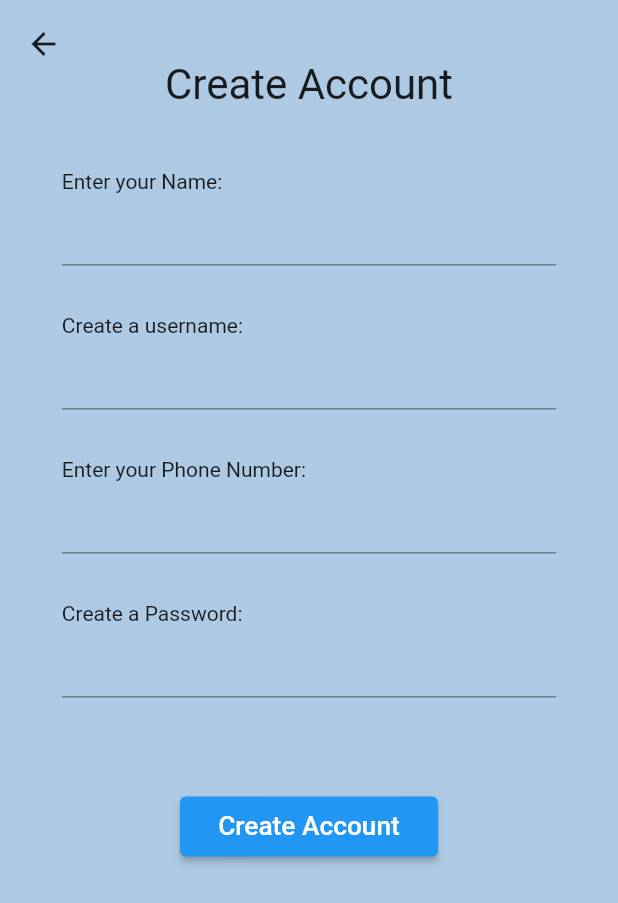
After one commit to AnnieTranHope24/Walkie-Talkie, a Flutter app: the screen it shows after launch, after a tap on "Create Account", on a phone screen of 412 x 824 dp. The commit adds this screen. Shown: the top 903 px of the screen. Run offline on Flutter 3.47's test engine with Material 2 defaults, Android fonts, the phone set to English and light mode, and no system bars; missing offline and left inert: stomp_dart_client; network calls fail.

Commit message:
sign in/sign up pages

```diff
--- /dev/null
+++ b/client/lib/CreateAccount.dart
@@ -0,0 +1,217 @@
+import 'package:flutter/material.dart';
+import 'package:flutter/services.dart';
+
+class CreateAccountPageFormState extends State<CreateAccountPageForm> {
+  final _phoneNumberForm = GlobalKey<FormState>();
+  final _nameForm = GlobalKey<FormState>();
+  final _usernameForm = GlobalKey<FormState>();
+  final _passwordForm = GlobalKey<FormState>();
+
+  @override
+  Widget build(BuildContext context) {
+    return Scaffold(
+      body: Stack(
+        children: [
+          Positioned(
+            top: 5,
+            left: 5,
+            child: IconButton(
+              onPressed: () => {Navigator.pop(context)},
+              icon: const Icon(Icons.arrow_back),
+              splashRadius: 25,
+            ),
+          ),
+          Center(
+            child: FractionallySizedBox(
+              widthFactor: 0.8,
+              child: Column(
+                children: [
+                  const Padding(
+                    padding: EdgeInsets.all(20),
+                  ),
+                  const Text(
+                    "Create Account",
+                    textScaleFactor: 2,
+                  ),
+                  const Padding(
+                    padding: EdgeInsets.all(20),
+                  ),
+                  Form(
+                    key: _nameForm,
+                    child: Column(
+                      crossAxisAlignment: CrossAxisAlignment.start,
+                      children: [
+                        const Text("Enter your Name:"),
+                        TextFormField(
+                          decoration: const InputDecoration(
+                            contentPadding: EdgeInsets.symmetric(
+                              vertical: 10.0,
+                              horizontal: 10.0,
+                            ),
+                            helperText: " ",
+                          ),
+                          validator: (value) {
+                            if (value == null || value.isEmpty) {
+                              return 'Please enter your name';
+                            }
+                            if (RegExp(r'^[a-zA-Z\s]+$').hasMatch(value)) {
+                              return null;
+                            }
+                            return "Names may not be anything other than spaces and alphabetic characters";
+                          },
+                        )
+                      ],
+                    ),
+                  ),
+                  const Padding(
+                    padding: EdgeInsets.all(5),
+                  ),
+                  Form(
+                    key: _usernameForm,
+                    child: Column(
+                      crossAxisAlignment: CrossAxisAlignment.start,
+                      children: [
+                        const Text("Create a username:"),
+                        TextFormField(
+                          decoration: const InputDecoration(
+                            contentPadding: EdgeInsets.symmetric(
+                              vertical: 10.0,
+                              horizontal: 10.0,
+                            ),
+                            helperText: " ",
+                          ),
+                          validator: (value) {
+                            if (value == null || value.isEmpty) {
+                              return 'Please enter a username';
+                            }
+                            if (RegExp(r'^[\w\s_\-0-9]+$').hasMatch(value)) {
+                              return null;
+                            }
+                            return "Usernames may include alphabetical characters, underscores '_', hyphens '-', or numerical characters";
+                          },
+                        )
+                      ],
+                    ),
+                  ),
+                  const Padding(
+                    padding: EdgeInsets.all(5),
+                  ),
+                  Form(
+                    key: _phoneNumberForm,
+                    child: Column(
+                      crossAxisAlignment: CrossAxisAlignment.start,
+                      children: [
+                        const Text("Enter your Phone Number:"),
+                        TextFormField(
+                          decoration: const InputDecoration(
+                            contentPadding: EdgeInsets.symmetric(
+                              vertical: 10.0,
+                              horizontal: 10.0,
+                            ),
+                            helperText: " ",
+                          ),
+                          validator: (value) {
+                            if (value == null ||
+                                value
+                                    .isEmpty) // matches any character that is not a number
+                            {
+                              return 'Please enter a phone number';
+                            }
+
+                            if (!RegExp(r'\d{10}').hasMatch(value)) {
+                              return "Invalid phone number format";
+                            }
+
+                            return null;
+                          },
+                          inputFormatters: [
+                            FilteringTextInputFormatter.digitsOnly
+                          ],
+                        )
+                      ],
+                    ),
+                  ),
+                  const Padding(
+                    padding: EdgeInsets.all(5),
+                  ),
+                  Form(
+                    key: _passwordForm,
+                    child: Column(
+                      crossAxisAlignment: CrossAxisAlignment.start,
+                      children: [
+                        const Text("Create a Password:"),
+                        TextFormField(
+                          decoration: const InputDecoration(
+                            contentPadding: EdgeInsets.symmetric(
+                              vertical: 10.0,
+                              horizontal: 10.0,
+                            ),
+                            helperText: " ",
+                          ),
+                          validator: (value) {
+                            if (value == null ||
+                                value
+                                    .isEmpty) // matches any character that is not a number
+                            {
+                              return 'Please enter a password';
+                            }
+
+                            if (value.length < 8) {
+                              return "Your password must be at least 8 characters";
+                            }
+
+                            if (!RegExp(r'[A-Z]').hasMatch(value)) {
+                              return "Your password must contain an uppercase character";
+                            }
+
+                            return null;
+                          },
+                        )
+                      ],
+                    ),
+                  ),
+                  const Padding(padding: EdgeInsets.all(20)),
+                  ElevatedButton(
+                    onPressed: () {
+                      _nameForm.currentState!.validate();
+                      _usernameForm.currentState!.validate();
+                      _phoneNumberForm.currentState!.validate();
+                      _passwordForm.currentState!.validate();
+                    },
+                    child: const SizedBox(
+                      width: 140,
+                      height: 40,
+                      child: Center(
+                        child: Text(
+                          'Create Account',
+                          textScaleFactor: 1.25,
+                        ),
+                      ),
+                    ),
+                  ),
+                ],
+              ),
+            ),
+          ),
+        ],
+      ),
+    );
+  }
+}
+
+class CreateAccountPageForm extends StatefulWidget {
+  const CreateAccountPageForm({super.key});
+
+  @override
+  State<CreateAccountPageForm> createState() {
+    return CreateAccountPageFormState();
+  }
+}
+
+class CreateAccountPage extends StatelessWidget {
+  const CreateAccountPage({super.key});
+  @override
+  Widget build(BuildContext context) {
+    return const CreateAccountPageForm();
+  }
+}
--- /dev/null
+++ b/client/lib/CreateOrSignIn.dart
@@ -0,0 +1,100 @@
+import 'package:flutter/material.dart';
+
+import 'CreateAccount.dart';
+import 'SignIn.dart';
+
+class CreateOrSignInPageFormState extends State<CreateOrSignInPageForm> {
+  @override
+  Widget build(BuildContext context) {
+    return Scaffold(
+      body: Center(
+        child: FractionallySizedBox(
+          widthFactor: 0.8,
+          child: Column(
+            children: [
+              const Padding(
+                padding: EdgeInsets.all(40),
+              ),
+              const Text(
+                "Walkie Talkie",
+                textScaleFactor: 2,
+              ),
+              Padding(
+                padding: const EdgeInsets.all(30.0),
+                child: Container(
+                  width: 180,
+                  height: 180,
+                  decoration: const BoxDecoration(
+                    image: DecorationImage(
+                      image: NetworkImage(
+                          "https://static.thenounproject.com/png/3972603-200.png"),
+                      fit: BoxFit.fill,
+                    ),
+                  ),
+                ),
+              ),
+              const Padding(padding: EdgeInsets.all(15)),
+              ElevatedButton(
+                onPressed: () {
+                  Navigator.push(
+                    context,
+                    MaterialPageRoute(builder: (context) => const SignInPage()),
+                  );
+                },
+                child: const SizedBox(
+                  width: 140,
+                  height: 40,
+                  child: Center(
+                    child: Text(
+                      'Sign In',
+                      textScaleFactor: 1.25,
+                    ),
+                  ),
+                ),
+              ),
+              const Padding(
+                padding: EdgeInsets.all(15),
+              ),
+              ElevatedButton(
+                onPressed: () {
+                  Navigator.push(
+                    context,
+                    MaterialPageRoute(
+                        builder: (context) => const CreateAccountPage()),
+                  );
+                },
+                child: const SizedBox(
+                  width: 140,
+                  height: 40,
+                  child: Center(
+                    child: Text(
+                      'Create Account',
+                      textScaleFactor: 1.25,
+                    ),
+                  ),
+                ),
+              ),
+            ],
+          ),
+        ),
+      ),
+    );
+  }
+}
+
+class CreateOrSignInPageForm extends StatefulWidget {
+  const CreateOrSignInPageForm({super.key});
+
+  @override
+  State<CreateOrSignInPageForm> createState() {
+    return CreateOrSignInPageFormState();
+  }
+}
+
+class CreateOrSignInPage extends StatelessWidget {
+  const CreateOrSignInPage({super.key});
+  @override
+  Widget build(BuildContext context) {
+    return const CreateOrSignInPageForm();
+  }
+}
--- a/client/lib/main.dart
+++ b/client/lib/main.dart
@@ -1,6 +1,8 @@
-import 'package:client/contacts.dart';
+import 'dart:async';
 import 'package:client/main_screen.dart';
 import 'package:flutter/material.dart';
+
+import 'CreateOrSignIn.dart';
 import 'package:client/chatscreen.dart';
 
 void main() {
@@ -14,9 +16,9 @@ class MainApp extends StatelessWidget {
   Widget build(BuildContext context) {
     return MaterialApp(
       theme: ThemeData.light().copyWith(
-        scaffoldBackgroundColor: const Color.fromARGB(255, 59, 132, 210),
+        scaffoldBackgroundColor: Color.fromARGB(255, 174, 201, 227),
       ),
-      home: ChatScreen(chatId: '1', userId: 'user1'),
+      home: const HomePage(),
     );
   }
 }
@@ -26,7 +28,7 @@ class HomePage extends StatelessWidget {
 
   @override
   Widget build(BuildContext context) {
-    return MaterialApp(
+    var app = MaterialApp(
       theme: ThemeData.light().copyWith(
         scaffoldBackgroundColor: const Color.fromARGB(255, 59, 132, 210),
       ),
@@ -67,5 +69,13 @@ class HomePage extends StatelessWidget {
         ),
       )),
     );
+    var timer = Timer(
+      const Duration(seconds: 2),
+      () => Navigator.push(
+        context,
+        MaterialPageRoute(builder: (context) => const CreateOrSignInPage()),
+      ),
+    );
+    return app;
   }
 }
```
Also changed, not shown: client/lib/SignIn.dart (added, +143 -0 lines).
